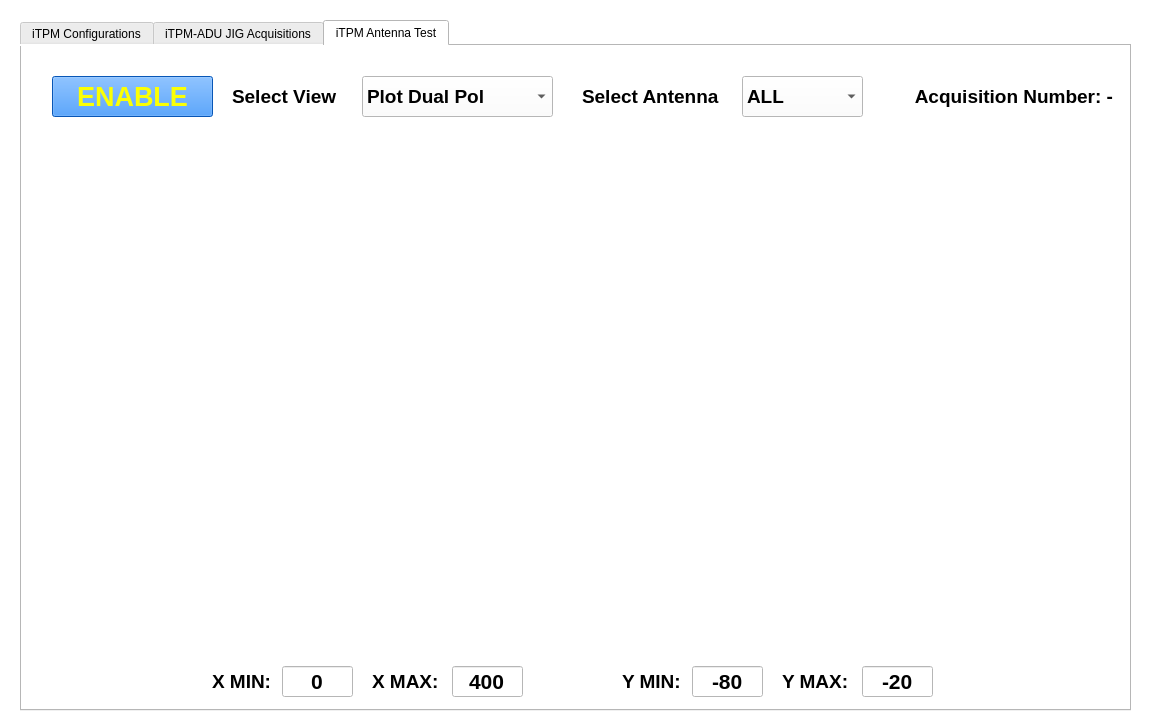
Old version of the form tpm_test.ui in the repository amattana/PySKA.
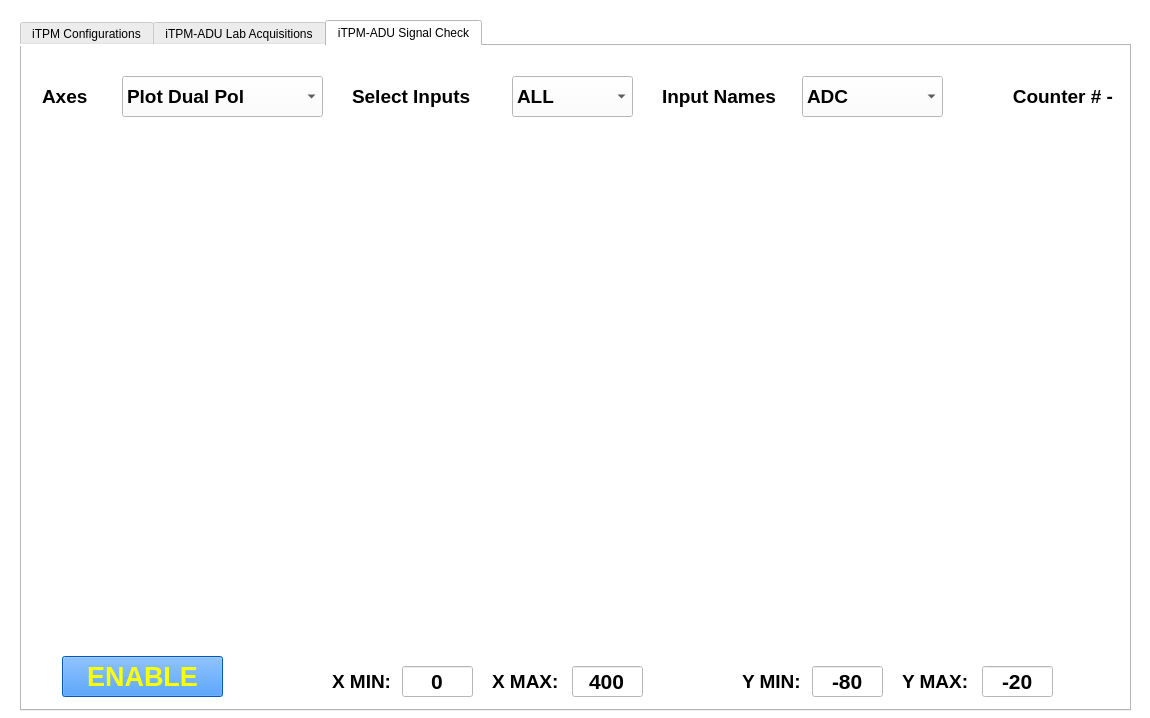
New version of the form. The open tabs and pages were chosen to show the change.

Commit message: Restyled for ADC/TPM Names

Patch:
```diff
--- a/tpm_test.ui
+++ b/tpm_test.ui
@@ -708,7 +708,7 @@
    </widget>
    <widget class="QWidget" name="tab">
     <attribute name="title">
-     <string>iTPM-ADU JIG Acquisitions</string>
+     <string>iTPM-ADU Lab Acquisitions</string>
     </attribute>
     <widget class="QWidget" name="plotWidgetACQ" native="true">
      <property name="geometry">
@@ -2359,14 +2359,14 @@
    </widget>
    <widget class="QWidget" name="qtab_ant">
     <attribute name="title">
-     <string>iTPM Antenna Test</string>
+     <string>iTPM-ADU Signal Check</string>
     </attribute>
     <widget class="QComboBox" name="qcombo_ant_view">
      <property name="geometry">
       <rect>
-       <x>340</x>
+       <x>100</x>
        <y>30</y>
-       <width>191</width>
+       <width>201</width>
        <height>41</height>
       </rect>
      </property>
@@ -2424,9 +2424,9 @@
     <widget class="QLabel" name="qlabel_ant_view">
      <property name="geometry">
       <rect>
-       <x>210</x>
+       <x>20</x>
        <y>30</y>
-       <width>111</width>
+       <width>71</width>
        <height>41</height>
       </rect>
      </property>
@@ -2438,7 +2438,7 @@
       </font>
      </property>
      <property name="text">
-      <string>Select View</string>
+      <string>Axes</string>
      </property>
      <property name="alignment">
       <set>Qt::AlignLeading|Qt::AlignLeft|Qt::AlignVCenter</set>
@@ -2447,8 +2447,8 @@
     <widget class="QPushButton" name="qbutton_ant_enable">
      <property name="geometry">
       <rect>
-       <x>30</x>
-       <y>30</y>
+       <x>40</x>
+       <y>610</y>
        <width>161</width>
        <height>41</height>
       </rect>
@@ -2529,9 +2529,9 @@
     <widget class="QLabel" name="qlabel_ant_num">
      <property name="geometry">
       <rect>
-       <x>850</x>
+       <x>930</x>
        <y>30</y>
-       <width>241</width>
+       <width>161</width>
        <height>41</height>
       </rect>
      </property>
@@ -2546,7 +2546,7 @@
       <string/>
      </property>
      <property name="text">
-      <string>Acquisition Number: -</string>
+      <string>Counter # -</string>
      </property>
      <property name="alignment">
       <set>Qt::AlignRight|Qt::AlignTrailing|Qt::AlignVCenter</set>
@@ -2555,7 +2555,7 @@
     <widget class="QLabel" name="qlabel_ant_view_2">
      <property name="geometry">
       <rect>
-       <x>560</x>
+       <x>330</x>
        <y>30</y>
        <width>161</width>
        <height>41</height>
@@ -2575,7 +2575,7 @@
       <string/>
      </property>
      <property name="text">
-      <string>Select Antenna</string>
+      <string>Select Inputs</string>
      </property>
      <property name="alignment">
       <set>Qt::AlignLeading|Qt::AlignLeft|Qt::AlignVCenter</set>
@@ -2584,7 +2584,7 @@
     <widget class="QComboBox" name="qcombo_ant_select">
      <property name="geometry">
       <rect>
-       <x>720</x>
+       <x>490</x>
        <y>30</y>
        <width>121</width>
        <height>41</height>
@@ -2793,7 +2793,7 @@
     <widget class="QLineEdit" name="qtext_ymax">
      <property name="geometry">
       <rect>
-       <x>840</x>
+       <x>960</x>
        <y>620</y>
        <width>71</width>
        <height>31</height>
@@ -2816,7 +2816,7 @@
     <widget class="QLabel" name="qlabel_xmax">
      <property name="geometry">
       <rect>
-       <x>350</x>
+       <x>470</x>
        <y>620</y>
        <width>71</width>
        <height>31</height>
@@ -2839,7 +2839,7 @@
     <widget class="QLabel" name="qlabel_ymax">
      <property name="geometry">
       <rect>
-       <x>760</x>
+       <x>880</x>
        <y>620</y>
        <width>71</width>
        <height>31</height>
@@ -2862,7 +2862,7 @@
     <widget class="QLabel" name="qlabel_xmin">
      <property name="geometry">
       <rect>
-       <x>190</x>
+       <x>310</x>
        <y>620</y>
        <width>71</width>
        <height>31</height>
@@ -2888,7 +2888,7 @@
      </property>
      <property name="geometry">
       <rect>
-       <x>430</x>
+       <x>550</x>
        <y>620</y>
        <width>71</width>
        <height>31</height>
@@ -2911,7 +2911,7 @@
     <widget class="QLabel" name="qlabel_ymin">
      <property name="geometry">
       <rect>
-       <x>600</x>
+       <x>720</x>
        <y>620</y>
        <width>71</width>
        <height>31</height>
@@ -2934,7 +2934,7 @@
     <widget class="QLineEdit" name="qtext_ymin">
      <property name="geometry">
       <rect>
-       <x>670</x>
+       <x>790</x>
        <y>620</y>
        <width>71</width>
        <height>31</height>
@@ -2957,7 +2957,7 @@
     <widget class="QLineEdit" name="qtext_xmin">
      <property name="geometry">
       <rect>
-       <x>260</x>
+       <x>380</x>
        <y>620</y>
        <width>71</width>
        <height>31</height>
@@ -2977,6 +2977,65 @@
       <set>Qt::AlignCenter</set>
      </property>
     </widget>
+    <widget class="QLabel" name="qlabel_ant_names">
+     <property name="geometry">
+      <rect>
+       <x>640</x>
+       <y>30</y>
+       <width>131</width>
+       <height>41</height>
+      </rect>
+     </property>
+     <property name="font">
+      <font>
+       <pointsize>14</pointsize>
+       <weight>75</weight>
+       <bold>true</bold>
+      </font>
+     </property>
+     <property name="toolTip">
+      <string>Antenna Numbering referred to TPM front panel (optical fiber inputs) from 1 to 16. Pol X (BLUE) is West-East LNA bottom, Pol Y (GREEN) is North-South LNA top.</string>
+     </property>
+     <property name="whatsThis">
+      <string/>
+     </property>
+     <property name="text">
+      <string>Input Names</string>
+     </property>
+     <property name="alignment">
+      <set>Qt::AlignLeading|Qt::AlignLeft|Qt::AlignVCenter</set>
+     </property>
+    </widget>
+    <widget class="QComboBox" name="qcombo_ant_names">
+     <property name="geometry">
+      <rect>
+       <x>780</x>
+       <y>30</y>
+       <width>141</width>
+       <height>41</height>
+      </rect>
+     </property>
+     <property name="font">
+      <font>
+       <pointsize>14</pointsize>
+       <weight>75</weight>
+       <bold>true</bold>
+      </font>
+     </property>
+     <property name="layoutDirection">
+      <enum>Qt::LeftToRight</enum>
+     </property>
+     <item>
+      <property name="text">
+       <string>ADC</string>
+      </property>
+     </item>
+     <item>
+      <property name="text">
+       <string>TPM</string>
+      </property>
+     </item>
+    </widget>
    </widget>
   </widget>
  </widget>
```
The commit also changes 1 other file.
